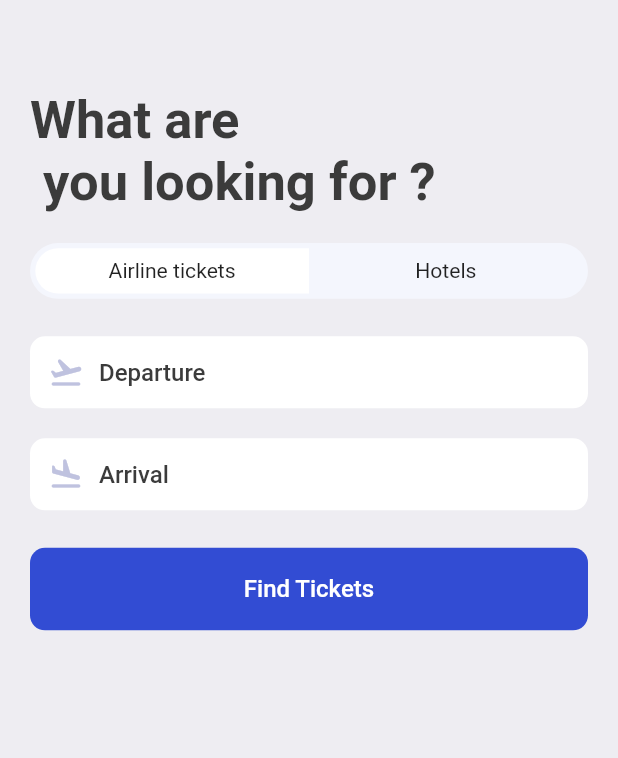
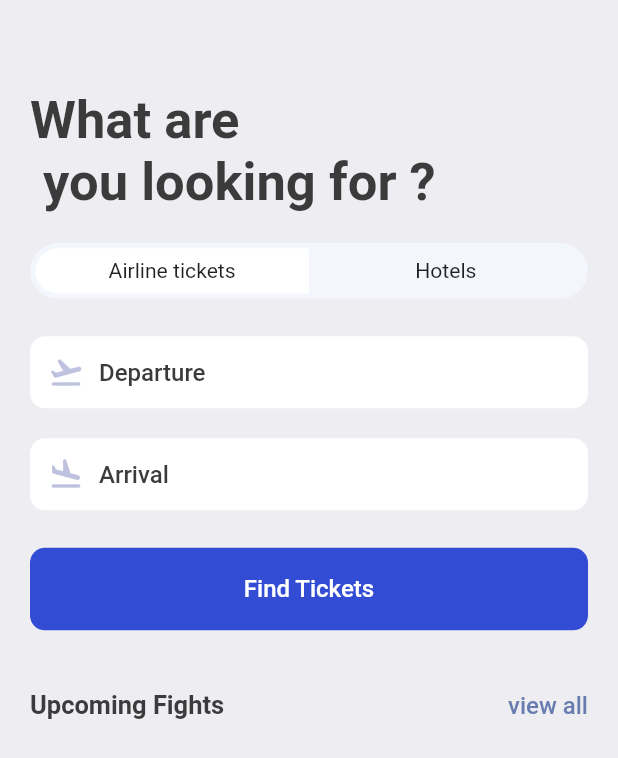
Before and after one commit to theclassical-dev/flutter-ticketTest, a Flutter app: the SearchScreen screen opened directly, on a phone screen of 412 x 824 dp. Shown: the top 758 px of the screen. Run offline on Flutter 3.47's test engine with Material 2 defaults, Android fonts, the phone set to English and light mode, and no system bars; our stand-ins replace fluentui_icons, gap, get.

Commit message:
searchscreen update with  AppDoubleText Widget

```diff
--- a/lib/screens/search_screen.dart
+++ b/lib/screens/search_screen.dart
@@ -4,6 +4,8 @@ import 'package:gap/gap.dart';
 import 'package:ticktest/utils/app_layout.dart';
 import 'package:ticktest/utils/app_styles.dart';
 import 'package:ticktest/widgets/icon_text_widget.dart';
+
+import '../widgets/view_all.dart';
 
 class SearchScreen extends StatelessWidget {
   const SearchScreen({Key? key}) : super(key: key);
@@ -76,7 +78,8 @@ class SearchScreen extends StatelessWidget {
              ),
              child: Center(child: Text("Find Tickets", style: Styles.textStyle.copyWith(color: Colors.white),))
           ),
-
+          Gap(AppLayout.getHeight(40)),
+          const AppDoubleTextWidget(bigText: "Upcoming Fights", smallText: "view all")
         ],
       ),
     );
--- /dev/null
+++ b/lib/widgets/view_all.dart
@@ -0,0 +1,27 @@
+import 'package:flutter/cupertino.dart';
+import 'package:flutter/material.dart';
+
+import '../utils/app_styles.dart';
+
+class AppDoubleTextWidget extends StatelessWidget {
+  final String bigText;
+  final String smallText;
+  const AppDoubleTextWidget({Key? key, required this.bigText, required this.smallText}) : super(key: key);
+
+  @override
+  Widget build(BuildContext context) {
+    return Row(
+      mainAxisAlignment: MainAxisAlignment.spaceBetween,
+      children: [
+        Text(bigText, style: Styles.headLineStyle2,),
+        InkWell(
+            onTap: (){
+              print("You are tapped");
+            },
+            child: Text(smallText, style: Styles.textStyle.copyWith(color: Styles.primaryColor),
+            )
+        )
+      ],
+    );
+  }
+}
```
Also changed, not shown: lib/screens/home_screen.dart (+3 -26 lines).
